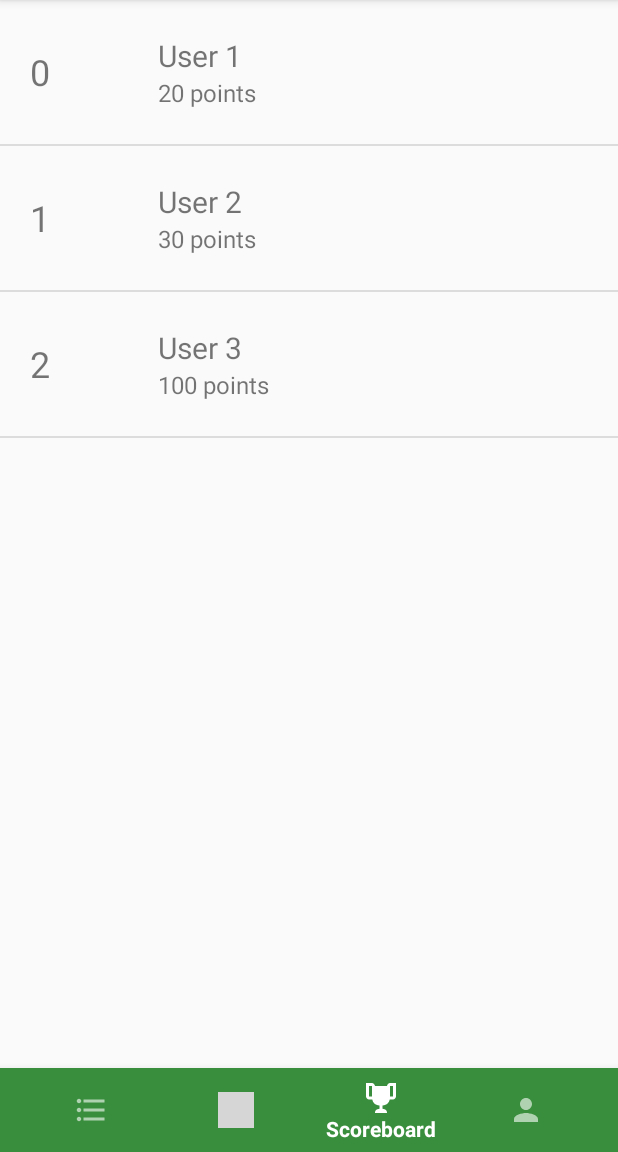
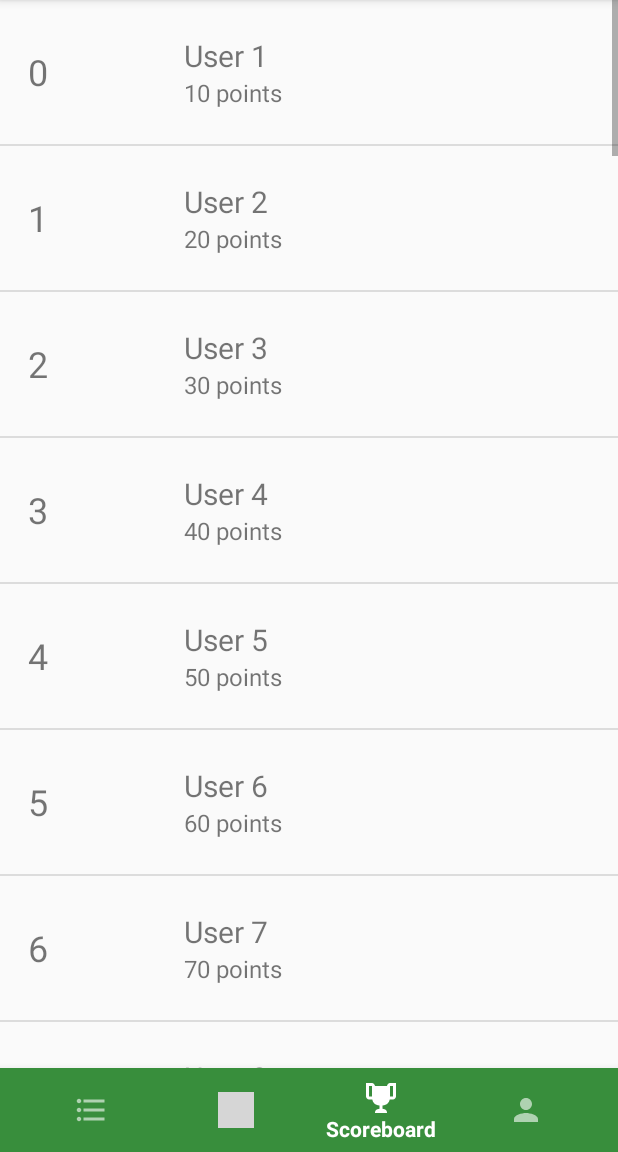
Before and after one commit to stefangeyer/photosofinterest, an Android app: the screen it shows after launch (MainActivity), item 3 of the bottom bar chosen, on a phone screen of 412 x 824 dp, the part 84-1236 px from its top. Run offline under Robolectric (Android 15) with nearby library versions, the phone set to English and light mode, and no system bars; our stand-ins replace Dagger/Hilt's generated code; libraries missing offline, so code that uses them is left out: com.facebook.drawee, com.jakewharton.threetenabp; plain views replace SimpleDraweeView; pictures from the network do not load; 7 statements that could not run were skipped; grey boxes are pictures that could not be loaded.

Commit message:
scoreboard is now a little bit fancier

```diff
--- a/app/src/main/java/at/renehollander/photosofinterest/data/source/ScoreboardDataRepository.kt
+++ b/app/src/main/java/at/renehollander/photosofinterest/data/source/ScoreboardDataRepository.kt
@@ -17,11 +17,9 @@ class ScoreboardDataRepository @Inject constructor(
 ) : ScoreboardDataSource {
 
     override fun loadGlobalScoreboard(callback: GetRecordCallback<Scoreboard>) {
-        callback.onRecordLoaded(Scoreboard("Global", mutableListOf(
-                ScoreboardEntry(null, User("user1@example.com", "User 1", Image("img1")), 20),
-                ScoreboardEntry(null, User("user2@example.com", "User 2", Image("img2")), 30),
-                ScoreboardEntry(null, User("user3@example.com", "User 3", Image("img2")), 100)
-        ), null))
+        callback.onRecordLoaded(Scoreboard("Global",
+                (1..50).map { ScoreboardEntry(null, User("user$it@example.com", "User $it", Image("http://i.pravatar.cc/256?img=$it")), it * 10) },
+                null))
     }
 
     override fun loadChallengeScoreboard(challenge: Challenge, callback: GetRecordCallback<Scoreboard>) {
--- a/app/src/main/java/at/renehollander/photosofinterest/scoreboard/ScoreboardPresenter.kt
+++ b/app/src/main/java/at/renehollander/photosofinterest/scoreboard/ScoreboardPresenter.kt
@@ -1,19 +1,22 @@
 package at.renehollander.photosofinterest.scoreboard
 
-import at.renehollander.photosofinterest.UseCaseHandler
-import at.renehollander.photosofinterest.data.Image
-import at.renehollander.photosofinterest.data.ScoreboardEntry
-import at.renehollander.photosofinterest.data.User
+import at.renehollander.photosofinterest.data.Scoreboard
+import at.renehollander.photosofinterest.data.source.GetRecordCallback
+import at.renehollander.photosofinterest.data.source.ScoreboardDataSource
 import javax.inject.Inject
 
 class ScoreboardPresenter @Inject constructor(
+        private var scoreboardDataSource: ScoreboardDataSource
 ) : ScoreboardContract.Presenter {
     override fun fetchScores() {
-        this.view?.updateScores(mutableListOf(
-                ScoreboardEntry(null, User("user1@example.com", "User 1", Image("img1")), 20),
-                ScoreboardEntry(null, User("user2@example.com", "User 2", Image("img2")), 30),
-                ScoreboardEntry(null, User("user3@example.com", "User 3", Image("img2")), 100)
-        ))
+        scoreboardDataSource.loadGlobalScoreboard(object : GetRecordCallback<Scoreboard> {
+            override fun onRecordLoaded(record: Scoreboard) {
+                view?.updateScores(record.scores)
+            }
+
+            override fun onDataNotAvailable() {
+            }
+        })
     }
 
     private var view: ScoreboardContract.View? = null
--- a/app/src/main/res/layout/scoreboard_item.xml
+++ b/app/src/main/res/layout/scoreboard_item.xml
@@ -9,9 +9,11 @@
 
     <TextView
         android:id="@+id/scoreboard_item_rank"
-        android:layout_width="wrap_content"
+        android:layout_width="40dp"
         android:layout_height="wrap_content"
-        android:layout_marginStart="20dp"
+        android:layout_marginEnd="5dp"
+        android:layout_marginStart="5dp"
+        android:textAlignment="center"
         android:textSize="24sp" />
 
     <com.facebook.drawee.view.SimpleDraweeView
```
Also changed, not shown: app/src/main/java/at/renehollander/photosofinterest/inject/modules/DataModule.kt (+7 -1 lines).
